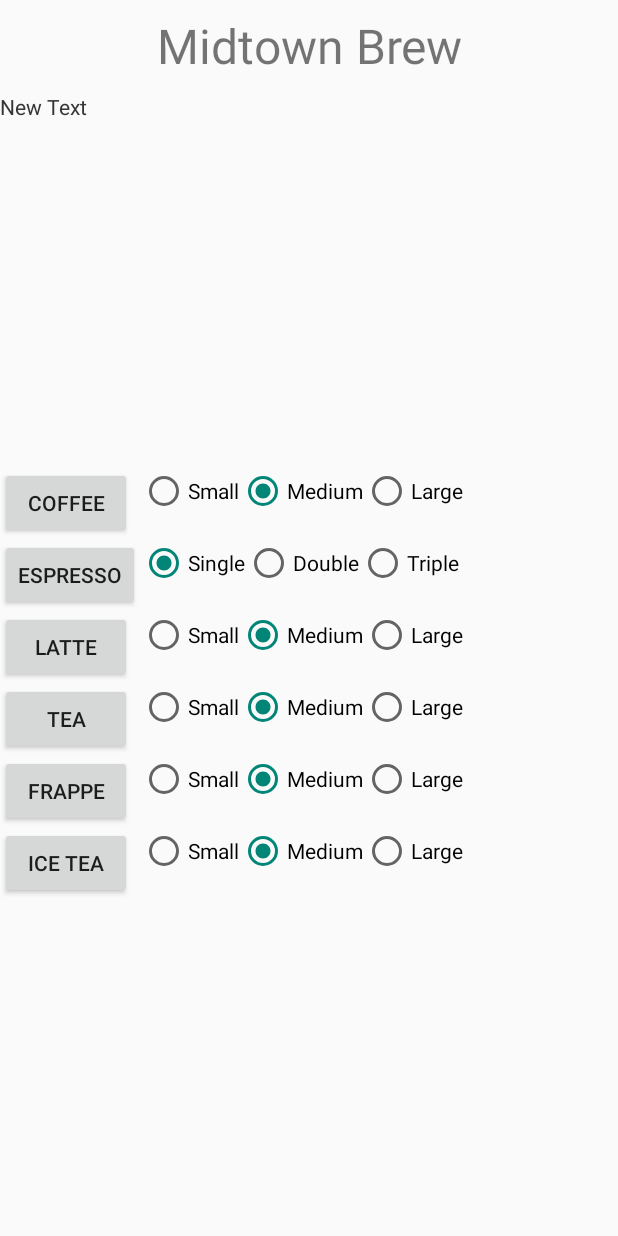
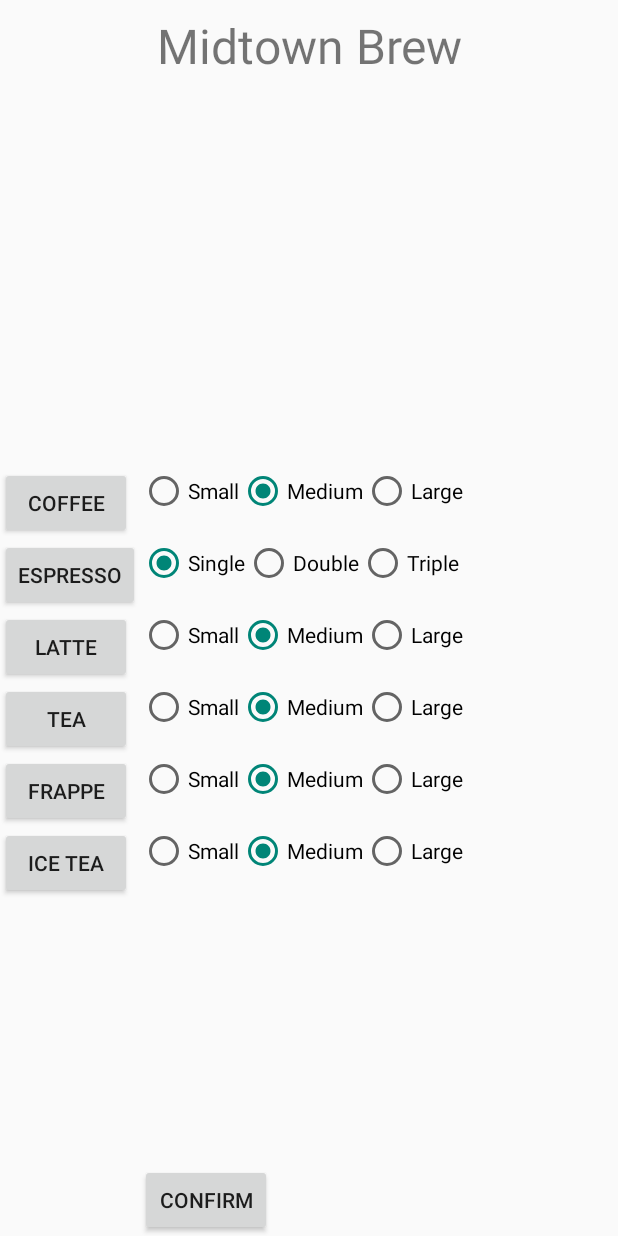
Before and after one commit to BeiwenLiu/IBMConversationApp, an Android app: the TouchTest screen opened directly, with no data from a screen before it, on a phone screen of 412 x 824 dp. Run offline under Robolectric (Android 15) with nearby library versions, the phone set to English and light mode, and no system bars.

Commit message:
Finish Watson integration with Midtown Cafe and add Confirm order
Change-Id: Ie986e53016d5b0e3370ee419ef6d358407ac842d

```diff
--- a/app/src/main/res/layout/touchtest.xml
+++ b/app/src/main/res/layout/touchtest.xml
@@ -16,7 +16,6 @@
     <TextView
         android:layout_width="512dp"
         android:layout_height="250dp"
-        android:text="New Text"
         android:id="@+id/brewView"
         android:layout_below="@+id/textView12"
         android:layout_alignParentStart="true" />
@@ -25,7 +24,7 @@
         android:layout_width="512dp"
         android:layout_height="match_parent"
         android:id="@+id/grid"
-        android:rowCount="6"
+        android:rowCount="9"
         android:columnCount="5"
         android:orientation="vertical"
         android:layout_alignParentStart="true"
@@ -296,6 +295,14 @@
                 android:layout_column="3"
                 android:checked="false" />
         </RadioGroup>
+
+        <Button
+            android:layout_width="wrap_content"
+            android:layout_height="wrap_content"
+            android:text="Confirm"
+            android:id="@+id/brewConfirm"
+            android:layout_row="8"
+            android:layout_column="4" />
     </GridLayout>
 
     <TextView
@@ -312,7 +319,6 @@
     <TextView
         android:layout_width="500dp"
         android:layout_height="88dp"
-        android:text="New Text"
         android:id="@+id/cafeView"
         android:layout_below="@+id/textView13"
         android:layout_above="@+id/grid"
@@ -322,7 +328,7 @@
         android:layout_width="389dp"
         android:layout_height="match_parent"
         android:id="@+id/gridLayout"
-        android:rowCount="6"
+        android:rowCount="8"
         android:columnCount="5"
         android:orientation="vertical"
         android:layout_below="@+id/brewView"
@@ -486,6 +492,14 @@
                 android:checked="false" />
         </RadioGroup>
 
+        <Button
+            android:layout_width="wrap_content"
+            android:layout_height="wrap_content"
+            android:text="Confirm"
+            android:id="@+id/cafeconfirm"
+            android:layout_row="7"
+            android:layout_column="4" />
+
     </GridLayout>
 
 </RelativeLayout>
```
Also changed, not shown: app/src/main/java/com/example/macbookretina/ibmconversation/TouchHandler.java (+25 -0 lines), app/src/main/java/com/example/macbookretina/ibmconversation/TouchTest.java (+92 -16 lines), 86 other files.
